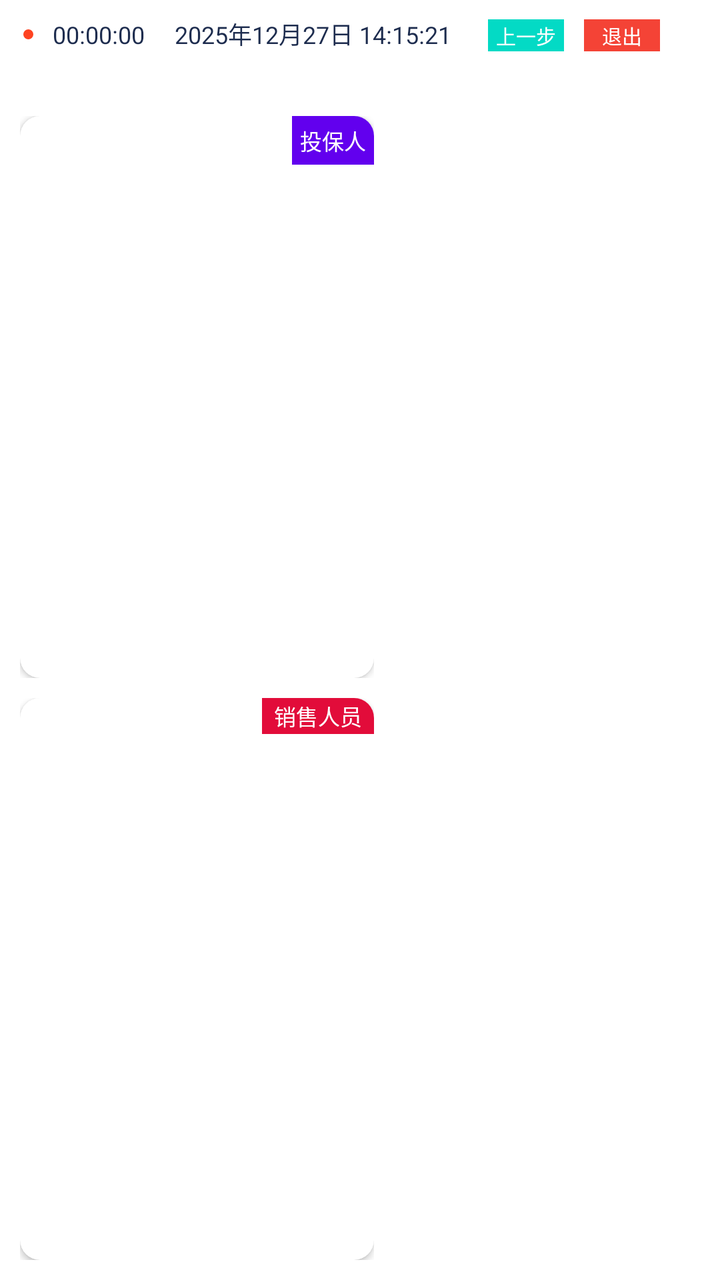
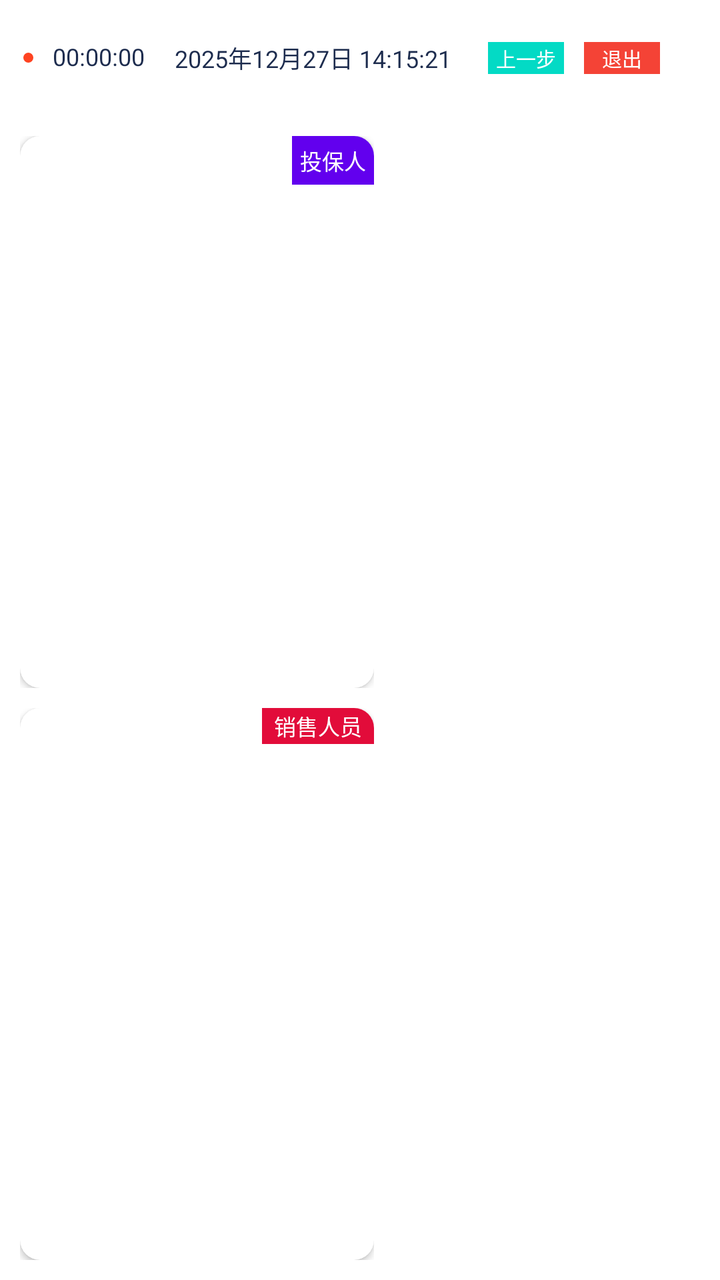

Before-and-after screenshots of an Android layout around one commit, followed by the original layout XML and the change that was made.
<!-- AndroidManifest.xml: application theme Theme.ThinkLab -->
<!-- res/layout/layout_horizontal_video_record.xml -->
<?xml version="1.0" encoding="utf-8"?>
<androidx.constraintlayout.widget.ConstraintLayout
    xmlns:android="http://schemas.android.com/apk/res/android"
    xmlns:app="http://schemas.android.com/apk/res-auto"
    android:layout_width="match_parent"
    android:layout_height="match_parent">

    
    <LinearLayout
        android:id="@+id/video_status_bar"
        android:layout_width="match_parent"
        android:layout_height="48dp"
        android:orientation="horizontal"
        android:paddingTop="8dp"
        android:paddingBottom="8dp"
        app:layout_constraintTop_toTopOf="parent"
        app:layout_constraintStart_toStartOf="parent"
        app:layout_constraintEnd_toEndOf="parent">

        <View
            android:layout_width="5dp"
            android:layout_height="5dp"
            android:layout_marginStart="11.5dp"
            android:layout_marginTop="6.5dp"
            android:layout_marginEnd="9.5dp"
            android:background="@drawable/red_dot" />

        <TextView
            android:id="@+id/tv_call_duration_time"
            android:layout_width="wrap_content"
            android:layout_height="18dp"
            android:layout_marginEnd="15dp"
            android:text="00:00:00"
            android:textColor="#FF1D2C4E"
            android:textSize="12sp" /> 

        <TextView
            android:id="@+id/tv_current_time"
            android:layout_width="wrap_content"
            android:layout_height="18dp"
            android:text="2025年12月27日 14:15:21"
            android:textColor="#1D2C4E"
            android:textSize="12sp" />

        
        <View
            android:layout_width="0dp"
            android:layout_height="match_parent"
            android:layout_weight="1" />

        <TextView
            android:layout_width="38dp"
            android:layout_height="16dp"
            android:background="@color/teal_200"
            android:text="上一步"
            android:gravity="center"
            android:textColor="#FFFFFFFF"
            android:textSize="10sp" /> 

        <TextView
            android:layout_width="38dp"
            android:layout_height="16dp"
            android:layout_marginStart="10dp"
            android:layout_marginEnd="30dp"
            android:background="#F44336"
            android:text="退出"
            android:gravity="center"
            android:textColor="#FFFFFFFF"
            android:textSize="10sp" /> 

    </LinearLayout>

    
    <LinearLayout
        android:id="@+id/leftPanel"
        android:layout_width="197dp"
        android:layout_height="0dp"
        android:orientation="vertical"
        android:padding="10dp"
        app:layout_constraintTop_toBottomOf="@id/video_status_bar"
        app:layout_constraintBottom_toBottomOf="parent"
        app:layout_constraintStart_toStartOf="parent"
        app:layout_constraintEnd_toStartOf="@id/rightPanel">

        <FrameLayout
            android:layout_width="match_parent"
            android:layout_height="0dp"
            android:layout_weight="1">

            <androidx.cardview.widget.CardView
                android:layout_width="match_parent"
                android:layout_height="match_parent"
                app:cardCornerRadius="10dp">

                <TextureView
                    android:id="@+id/local_frame"
                    android:layout_width="match_parent"
                    android:layout_height="match_parent"
                    android:background="@drawable/bg_call_window" />

                <TextView
                    android:layout_width="wrap_content"
                    android:layout_height="wrap_content"
                    android:layout_gravity="top|end"
                    android:background="@color/purple_500"
                    android:padding="4dp"
                    android:text="投保人"
                    android:textColor="#FFFFFF"
                    android:textSize="11sp" />

                <TextView
                    android:layout_width="match_parent"
                    android:layout_height="wrap_content"
                    android:layout_gravity="bottom|center_horizontal"
                    android:ellipsize="end"
                    android:paddingBottom="4.5dp"
                    android:text="投保人/被投保人(张三)"
                    android:gravity="center"
                    android:textColor="#FFFFFFFF"
                    android:textSize="11sp" />
            </androidx.cardview.widget.CardView>
        </FrameLayout>

        <FrameLayout
            android:layout_width="match_parent"
            android:layout_height="0dp"
            android:layout_marginTop="10dp"
            android:layout_weight="1">

            <androidx.cardview.widget.CardView
                android:layout_width="match_parent"
                android:layout_height="match_parent"
                app:cardCornerRadius="10dp">

                <TextureView
                    android:id="@+id/remote_frame"
                    android:layout_width="match_parent"
                    android:layout_height="match_parent"
                    android:background="@drawable/bg_call_window" />

                <TextView
                    android:layout_width="56dp"
                    android:layout_height="18dp"
                    android:layout_gravity="top|end"
                    android:background="#E20C3A"
                    android:paddingStart="6dp"
                    android:gravity="center_vertical"
                    android:text="销售人员"
                    android:textColor="#FFFFFFFF"
                    android:textSize="11sp" />

                <TextView
                    android:layout_width="match_parent"
                    android:layout_height="wrap_content"
                    android:layout_gravity="bottom|center_horizontal"
                    android:ellipsize="end"
                    android:maxLines="1"
                    android:paddingBottom="4.5dp"
                    android:text="销售人员"
                    android:gravity="center"
                    android:textColor="#FFFFFFFF"
                    android:textSize="11sp" />
            </androidx.cardview.widget.CardView>
        </FrameLayout>

    </LinearLayout>

    
    <LinearLayout
        android:id="@+id/rightPanel"
        android:layout_width="0dp"
        android:layout_height="0dp"
        android:orientation="vertical"
        android:paddingTop="8dp"
        app:layout_constraintTop_toBottomOf="@id/video_status_bar"
        app:layout_constraintBottom_toBottomOf="parent"
        app:layout_constraintStart_toEndOf="@id/leftPanel"
        app:layout_constraintEnd_toEndOf="parent">

        <RelativeLayout
            android:id="@+id/third_web_relative"
            android:layout_width="match_parent"
            android:layout_height="match_parent" />
    </LinearLayout>

</androidx.constraintlayout.widget.ConstraintLayout>
<!-- resources referenced by this layout -->
<resources>
  <color name="purple_500">#FF6200EE</color>
  <color name="teal_200">#FF03DAC5</color>
  <!-- drawable bg_call_window (drawable) -->
  <?xml version="1.0" encoding="utf-8"?>
  <shape xmlns:android="http://schemas.android.com/apk/res/android"
      android:shape="rectangle">
      <solid android:color="#2B2B2B" />
      <stroke
          android:width="1dp"
          android:color="#00CC2929" />
  
  </shape>
  <!-- drawable red_dot (drawable) -->
  <?xml version="1.0" encoding="utf-8"?>
  <shape xmlns:android="http://schemas.android.com/apk/res/android"
      android:shape="oval">
      <size
          android:width="5dp"
          android:height="5dp" />
      <solid android:color="#FE4321" />
  </shape>
  <style name="Theme.ThinkLab" parent="Theme.MaterialComponents.DayNight.NoActionBar">
          
          <item name="colorPrimary">@color/purple_500</item>
          <item name="colorPrimaryVariant">@color/purple_700</item>
          <item name="colorOnPrimary">@color/white</item>
          
          <item name="colorSecondary">@color/teal_200</item>
          <item name="colorSecondaryVariant">@color/teal_700</item>
          <item name="colorOnSecondary">@color/black</item>
          
          <item name="android:statusBarColor">?attr/colorPrimaryVariant</item>
          
      </style>
  <color name="purple_700">#FF3700B3</color>
  <color name="white">#FFFFFFFF</color>
  <color name="teal_700">#FF018786</color>
  <color name="black">#FF000000</color>
</resources>

<!-- the commit's change to res/layout/layout_horizontal_video_record.xml (unified diff, before → after) -->
@@ -9,19 +9,20 @@
     <LinearLayout
         android:id="@+id/video_status_bar"
         android:layout_width="match_parent"
-        android:layout_height="48dp"
+        android:layout_height="0dp"
         android:orientation="horizontal"
-        android:paddingTop="8dp"
-        android:paddingBottom="8dp"
+        android:gravity="center_vertical"
+        android:paddingStart="11.5dp"
+        android:paddingEnd="30dp"
         app:layout_constraintTop_toTopOf="parent"
+        app:layout_constraintBottom_toTopOf="@+id/leftPanel"
         app:layout_constraintStart_toStartOf="parent"
-        app:layout_constraintEnd_toEndOf="parent">
+        app:layout_constraintEnd_toEndOf="parent"
+        app:layout_constraintHeight_percent="0.09066">
 
         <View
             android:layout_width="5dp"
             android:layout_height="5dp"
-            android:layout_marginStart="11.5dp"
-            android:layout_marginTop="6.5dp"
             android:layout_marginEnd="9.5dp"
             android:background="@drawable/red_dot" />
 
@@ -32,7 +33,7 @@
             android:layout_marginEnd="15dp"
             android:text="00:00:00"
             android:textColor="#FF1D2C4E"
-            android:textSize="12sp" /> 
+            android:textSize="12sp" />
 
         <TextView
             android:id="@+id/tv_current_time"
@@ -42,7 +43,6 @@
             android:textColor="#1D2C4E"
             android:textSize="12sp" />
 
-        
         <View
             android:layout_width="0dp"
             android:layout_height="match_parent"
@@ -53,6 +53,7 @@
             android:layout_height="16dp"
             android:background="@color/teal_200"
             android:text="上一步"
+            android:layout_marginEnd="10dp"
             android:gravity="center"
             android:textColor="#FFFFFFFF"
             android:textSize="10sp" /> 
@@ -60,8 +61,6 @@
         <TextView
             android:layout_width="38dp"
             android:layout_height="16dp"
-            android:layout_marginStart="10dp"
-            android:layout_marginEnd="30dp"
             android:background="#F44336"
             android:text="退出"
             android:gravity="center"
@@ -82,7 +81,7 @@
         app:layout_constraintStart_toStartOf="parent"
         app:layout_constraintEnd_toStartOf="@id/rightPanel">
 
-        <FrameLayout
+        <androidx.constraintlayout.widget.ConstraintLayout
             android:layout_width="match_parent"
             android:layout_height="0dp"
             android:layout_weight="1">
@@ -90,7 +89,12 @@
             <androidx.cardview.widget.CardView
                 android:layout_width="match_parent"
                 android:layout_height="match_parent"
-                app:cardCornerRadius="10dp">
+                app:cardCornerRadius="10dp"
+                app:layout_constraintTop_toTopOf="parent"
+                app:layout_constraintBottom_toBottomOf="parent"
+                app:layout_constraintStart_toStartOf="parent"
+                app:layout_constraintEnd_toEndOf="parent"
+                app:layout_constraintDimensionRatio="16:9">
 
                 <TextureView
                     android:id="@+id/local_frame"
@@ -119,7 +123,7 @@
                     android:textColor="#FFFFFFFF"
                     android:textSize="11sp" />
             </androidx.cardview.widget.CardView>
-        </FrameLayout>
+        </androidx.constraintlayout.widget.ConstraintLayout>
 
         <FrameLayout
             android:layout_width="match_parent"
